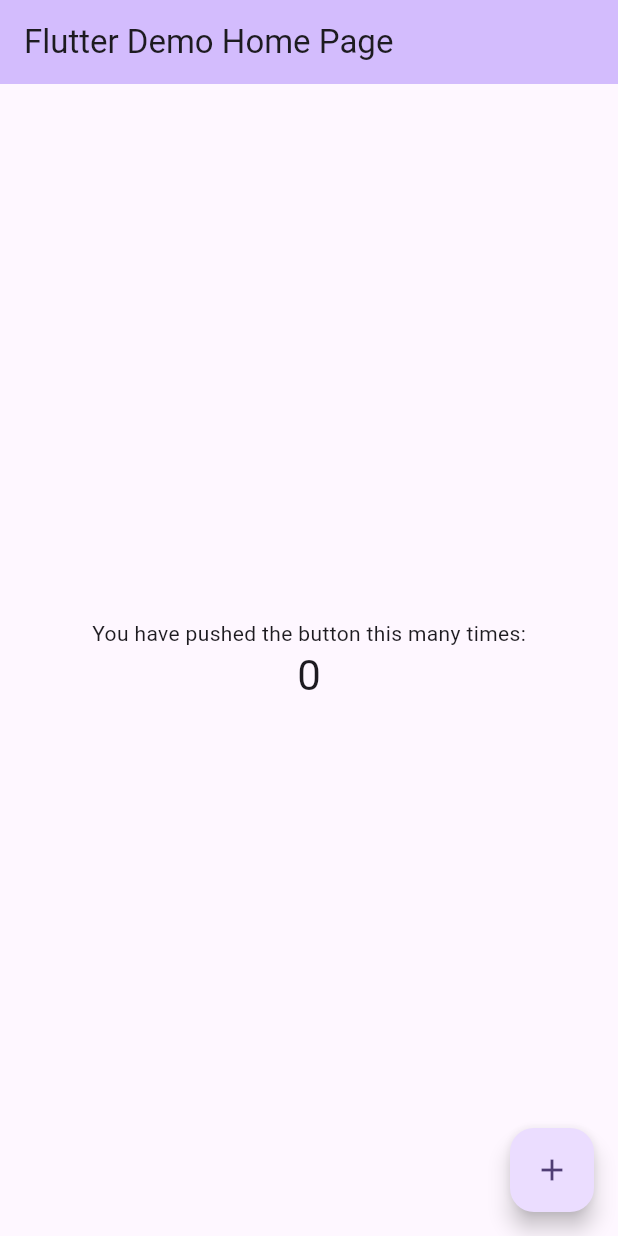
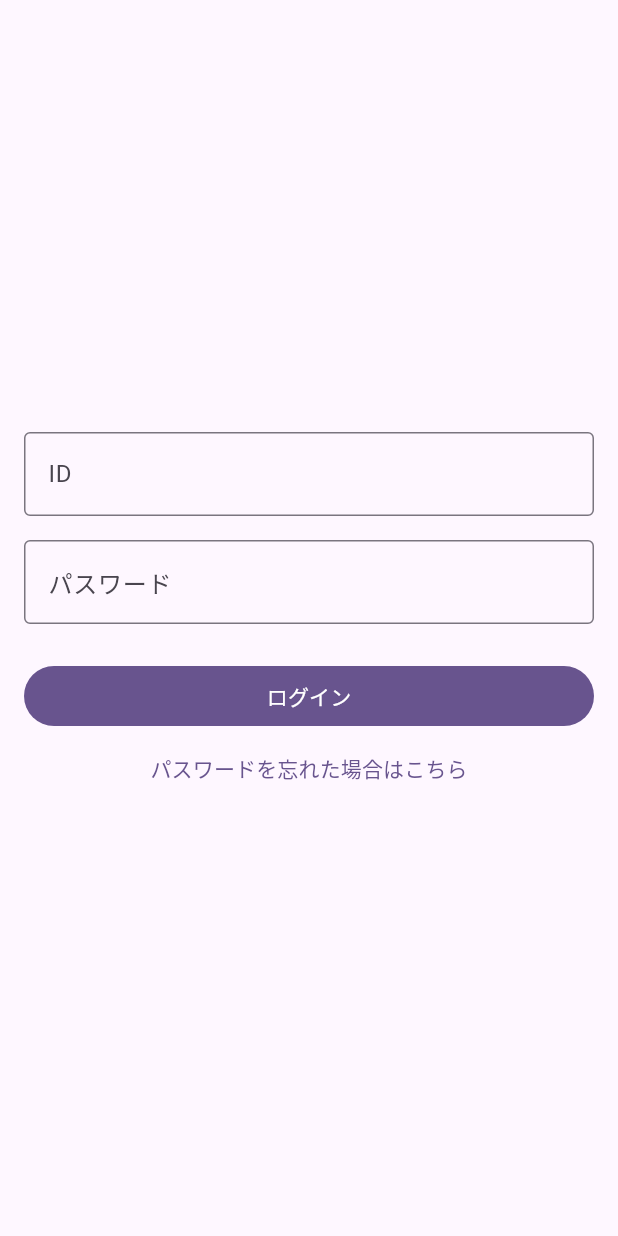
Before and after one commit to lawnmower-74/mobile_storage_app, a Flutter app: the screen it shows after launch, on a phone screen of 412 x 824 dp. Run offline on Flutter 3.47's test engine with Material 3 defaults, Android fonts, the phone set to English and light mode, and no system bars; our stand-ins replace go_router.

Commit message:
ログイン画面実装

```diff
--- a/lib/main.dart
+++ b/lib/main.dart
@@ -1,125 +1,6 @@
 import 'package:flutter/material.dart';
+import 'package:storage_app/src/storage_app.dart';
 
 void main() {
-  runApp(const MyApp());
+  runApp(const StorageApp());
 }
-
-class MyApp extends StatelessWidget {
-  const MyApp({super.key});
-
-  // This widget is the root of your application.
-  @override
-  Widget build(BuildContext context) {
-    return MaterialApp(
-      title: 'Flutter Demo',
-      theme: ThemeData(
-        // This is the theme of your application.
-        //
-        // TRY THIS: Try running your application with "flutter run". You'll see
-        // the application has a purple toolbar. Then, without quitting the app,
-        // try changing the seedColor in the colorScheme below to Colors.green
-        // and then invoke "hot reload" (save your changes or press the "hot
-        // reload" button in a Flutter-supported IDE, or press "r" if you used
-        // the command line to start the app).
-        //
-        // Notice that the counter didn't reset back to zero; the application
-        // state is not lost during the reload. To reset the state, use hot
-        // restart instead.
-        //
-        // This works for code too, not just values: Most code changes can be
-        // tested with just a hot reload.
-        colorScheme: ColorScheme.fromSeed(seedColor: Colors.deepPurple),
-        useMaterial3: true,
-      ),
-      home: const MyHomePage(title: 'Flutter Demo Home Page'),
-    );
-  }
-}
-
-class MyHomePage extends StatefulWidget {
-  const MyHomePage({super.key, required this.title});
-
-  // This widget is the home page of your application. It is stateful, meaning
-  // that it has a State object (defined below) that contains fields that affect
-  // how it looks.
-
-  // This class is the configuration for the state. It holds the values (in this
-  // case the title) provided by the parent (in this case the App widget) and
-  // used by the build method of the State. Fields in a Widget subclass are
-  // always marked "final".
-
-  final String title;
-
-  @override
-  State<MyHomePage> createState() => _MyHomePageState();
-}
-
-class _MyHomePageState extends State<MyHomePage> {
-  int _counter = 0;
-
-  void _incrementCounter() {
-    setState(() {
-      // This call to setState tells the Flutter framework that something has
-      // changed in this State, which causes it to rerun the build method below
-      // so that the display can reflect the updated values. If we changed
-      // _counter without calling setState(), then the build method would not be
-      // called again, and so nothing would appear to happen.
-      _counter++;
-    });
-  }
-
-  @override
-  Widget build(BuildContext context) {
-    // This method is rerun every time setState is called, for instance as done
-    // by the _incrementCounter method above.
-    //
-    // The Flutter framework has been optimized to make rerunning build methods
-    // fast, so that you can just rebuild anything that needs updating rather
-    // than having to individually change instances of widgets.
-    return Scaffold(
-      appBar: AppBar(
-        // TRY THIS: Try changing the color here to a specific color (to
-        // Colors.amber, perhaps?) and trigger a hot reload to see the AppBar
-        // change color while the other colors stay the same.
-        backgroundColor: Theme.of(context).colorScheme.inversePrimary,
-        // Here we take the value from the MyHomePage object that was created by
-        // the App.build method, and use it to set our appbar title.
-        title: Text(widget.title),
-      ),
-      body: Center(
-        // Center is a layout widget. It takes a single child and positions it
-        // in the middle of the parent.
-        child: Column(
-          // Column is also a layout widget. It takes a list of children and
-          // arranges them vertically. By default, it sizes itself to fit its
-          // children horizontally, and tries to be as tall as its parent.
-          //
-          // Column has various properties to control how it sizes itself and
-          // how it positions its children. Here we use mainAxisAlignment to
-          // center the children vertically; the main axis here is the vertical
-          // axis because Columns are vertical (the cross axis would be
-          // horizontal).
-          //
-          // TRY THIS: Invoke "debug painting" (choose the "Toggle Debug Paint"
-          // action in the IDE, or press "p" in the console), to see the
-          // wireframe for each widget.
-          mainAxisAlignment: MainAxisAlignment.center,
-          children: <Widget>[
-            const Text(
-              'You have pushed the button this many times:',
-            ),
-            Text(
-              '$_counter',
-              style: Theme.of(context).textTheme.headlineMedium,
-            ),
-          ],
-        ),
-      ),
-      floatingActionButton: FloatingActionButton(
-        onPressed: _incrementCounter,
-        tooltip: 'Increment',
-        child: const Icon(Icons.add),
-      ), // This trailing comma makes auto-formatting nicer for build methods.
-    );
-  }
-}
--- /dev/null
+++ b/lib/src/pages/login_page.dart
@@ -0,0 +1,53 @@
+import 'package:flutter/material.dart';
+// import 'package:go_router/go_router.dart';
+// import 'package:storage_app/src/routers/page.dart' as router;
+
+class LoginPage extends StatelessWidget {
+  const LoginPage({super.key});
+
+  @override
+  Widget build(BuildContext context) {
+    return const Scaffold(
+      body: _Body(),
+    );
+  }
+}
+
+class _Body extends StatelessWidget {
+  const _Body();
+
+  @override
+  Widget build(BuildContext context) {
+    return Container(
+      padding: const EdgeInsets.all(16),
+      child: Column(mainAxisAlignment: MainAxisAlignment.center, children: [
+        TextFormField(
+          decoration: const InputDecoration(
+            border: OutlineInputBorder(),
+            labelText: 'ID',
+          ),
+        ),
+        const SizedBox(height: 16),
+        TextFormField(
+          obscureText: true,
+          decoration: const InputDecoration(
+            border: OutlineInputBorder(),
+            labelText: 'パスワード',
+          ),
+        ),
+        const SizedBox(height: 24),
+        SizedBox(
+          width: double.infinity,
+          child: FilledButton(
+            onPressed: () => {},
+            child: const Text('ログイン'),
+          ),
+        ),
+        TextButton(
+          onPressed: () => {},
+          child: const Text('パスワードを忘れた場合はこちら')
+        ),
+      ]),
+    );
+  }
+}
--- /dev/null
+++ b/lib/src/routers/page.dart
@@ -0,0 +1,7 @@
+enum Page {
+  loginPage(path: '/login');
+
+  const Page({required this.path});
+
+  final String path;
+}
--- /dev/null
+++ b/lib/src/storage_app.dart
@@ -0,0 +1,33 @@
+import 'package:flutter/material.dart';
+import 'package:go_router/go_router.dart';
+import 'package:storage_app/src/routers/page.dart' as router;
+import 'package:storage_app/src/pages/login_page.dart';
+
+final _router = GoRouter(routes: [
+  GoRoute(
+    path: '/',
+    redirect: (BuildContext context, GoRouterState state) {
+      return router.Page.loginPage.path;
+    },
+  ),
+  GoRoute(
+    path: router.Page.loginPage.path,
+    builder: (context, state) => const LoginPage(),
+  ),
+]);
+
+class StorageApp extends StatelessWidget {
+  const StorageApp({super.key});
+
+  @override
+  Widget build(BuildContext context) {
+    return MaterialApp.router(
+      title: 'storage app',
+      theme: ThemeData(
+        colorScheme: ColorScheme.fromSeed(seedColor: Colors.deepPurple),
+        useMaterial3: true,
+      ),
+      routerConfig: _router,
+    );
+  }
+}
--- a/pubspec.yaml
+++ b/pubspec.yaml
@@ -35,6 +35,7 @@ dependencies:
   # The following adds the Cupertino Icons font to your application.
   # Use with the CupertinoIcons class for iOS style icons.
   cupertino_icons: ^1.0.6
+  go_router: ^14.2.8
 
 dev_dependencies:
   flutter_test:
```
Also changed, not shown: pubspec.lock.
